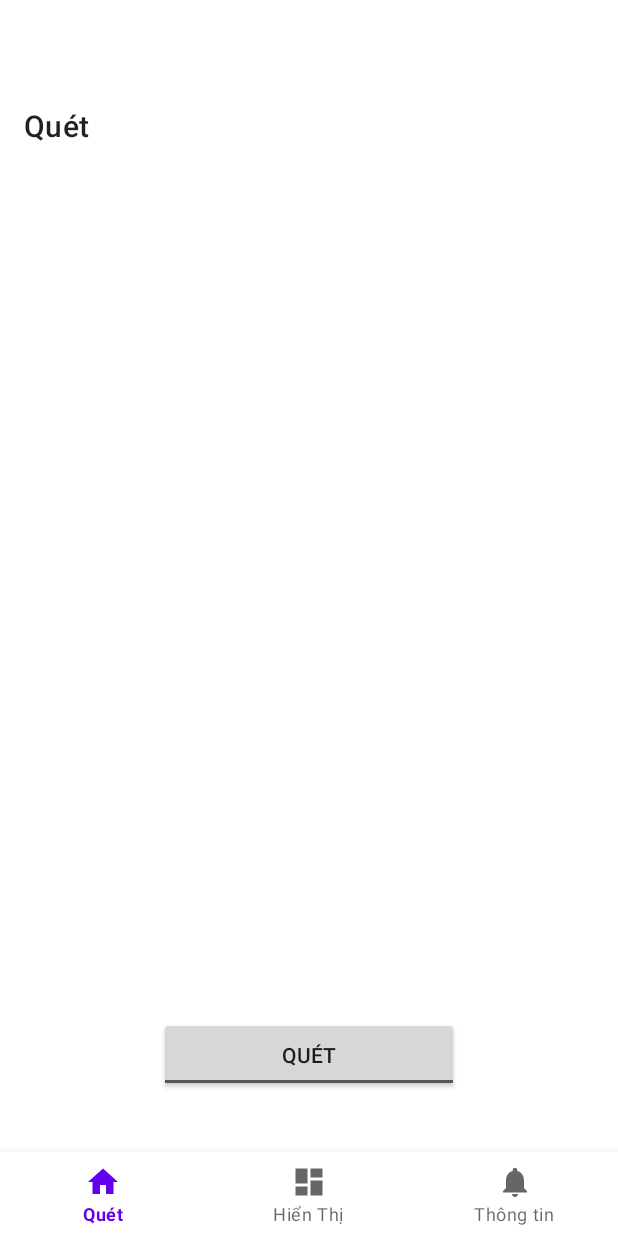
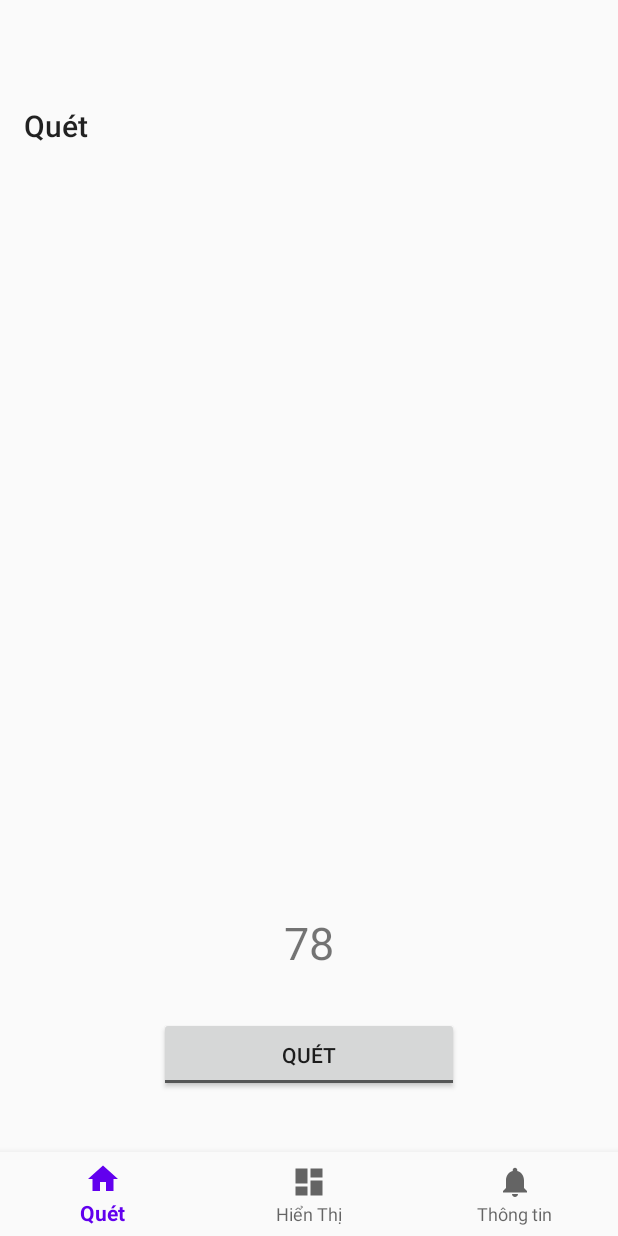
Before and after one commit to dungnt2khust/IoTAndApplications, an Android app: the screen it shows after launch (MainActivity), on a phone screen of 412 x 824 dp. Run offline under Robolectric (Android 15) with nearby library versions, the phone set to English and light mode, and no system bars; our stand-ins replace Volley, navigation-ui.

Commit message:
send data to server and view to surface

```diff
--- a/4.Android/IoT/app/src/main/res/layout/fragment_home.xml
+++ b/4.Android/IoT/app/src/main/res/layout/fragment_home.xml
@@ -12,8 +12,17 @@
         android:id="@+id/list_item"
         app:layout_constraintTop_toTopOf="parent"
         tools:layout_editor_absoluteX="0dp"
-        />
+        >
 
+    </ListView>
+    <TextView
+        android:id="@+id/pluse"
+        android:layout_width="match_parent"
+        android:layout_height="70dp"
+        android:text="78"
+        android:textSize="30dp"
+        android:textAlignment="center"
+        app:layout_constraintBottom_toTopOf="@+id/Search" />
     <ToggleButton
         android:id="@+id/Search"
         android:layout_width="200dp"
--- a/4.Android/IoT/app/src/main/res/values-night/themes.xml
+++ b/4.Android/IoT/app/src/main/res/values-night/themes.xml
@@ -1,6 +1,6 @@
 <resources xmlns:tools="http://schemas.android.com/tools">
     <!-- Base application theme. -->
-    <style name="Theme.IoT" parent="Theme.MaterialComponents.DayNight.DarkActionBar">
+    <style name="Theme.IoT" parent="Theme.AppCompat.Light.NoActionBar">
         <!-- Primary brand color. -->
         <item name="colorPrimary">@color/purple_200</item>
         <item name="colorPrimaryVariant">@color/purple_700</item>
--- a/4.Android/IoT/app/src/main/res/values/themes.xml
+++ b/4.Android/IoT/app/src/main/res/values/themes.xml
@@ -1,6 +1,6 @@
 <resources xmlns:tools="http://schemas.android.com/tools">
     <!-- Base application theme. -->
-    <style name="Theme.IoT" parent="Theme.MaterialComponents.DayNight.DarkActionBar">
+    <style name="Theme.IoT" parent="Theme.AppCompat.Light.NoActionBar">
         <!-- Primary brand color. -->
         <item name="colorPrimary">@color/purple_500</item>
         <item name="colorPrimaryVariant">@color/purple_700</item>
```
Also changed, not shown: 4.Android/IoT/app/src/main/java/com/example/iot/ui/home/HomeFragment.java (+65 -0 lines).
